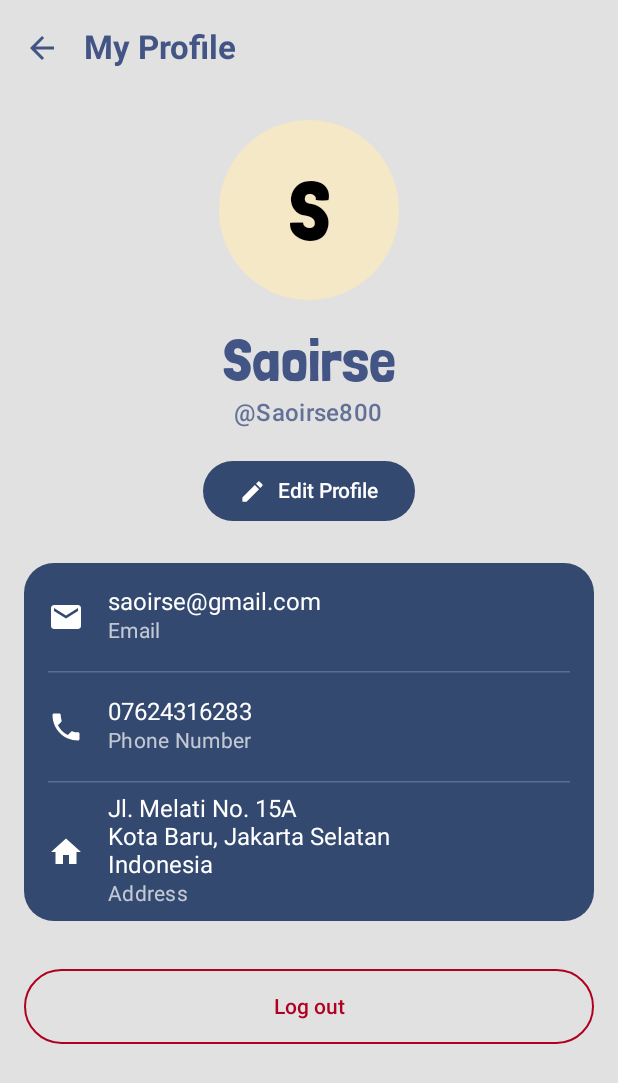
After one commit to frederiksamra/UAS-Pemrograman-Android, an Android app built with Jetpack Compose: the ProfileScreen screen opened through its navigation route, on a phone screen of 412 x 824 dp. The commit adds this screen. Shown: the top 1083 px of the screen. Run offline under Robolectric (Android 15) with nearby library versions, the phone set to English and light mode, and no system bars.

Commit message:
profile screen

```diff
--- a/LaundryGo/app/src/main/java/com/android/laundrygo/navigation/AppNavigationGraph.kt
+++ b/LaundryGo/app/src/main/java/com/android/laundrygo/navigation/AppNavigationGraph.kt
@@ -1,6 +1,9 @@
 package com.android.laundrygo.navigation
 
+import androidx.activity.compose.BackHandler
 import androidx.compose.runtime.Composable
+import androidx.compose.runtime.collectAsState
+import androidx.compose.runtime.getValue
 import androidx.lifecycle.viewmodel.compose.viewModel
 import androidx.navigation.compose.NavHost
 import androidx.navigation.compose.composable
@@ -13,13 +16,16 @@ import com.android.laundrygo.ui.screens.DollScreen
 import com.android.laundrygo.ui.screens.LocationScreen
 import com.android.laundrygo.ui.screens.StartScreen
 import com.android.laundrygo.ui.screens.LoginScreen
+import com.android.laundrygo.ui.screens.ProfileScreen
 import com.android.laundrygo.ui.screens.RegisterScreen
 import com.android.laundrygo.ui.screens.ServiceTypeScreen
 import com.android.laundrygo.ui.screens.ShirtPantsScreen
 import com.android.laundrygo.ui.screens.ShoesScreen
 import com.android.laundrygo.ui.screens.SpecialTreatmentScreen
+import com.android.laundrygo.ui.screens.VoucherScreen
+import androidx.navigation.NavGraph.Companion.findStartDestination
 import com.android.laundrygo.ui.screens.TopUpScreen
-import com.android.laundrygo.ui.screens.VoucherScreen
+import com.android.laundrygo.viewmodel.ProfileViewModel
 
 @Composable
 fun AppNavigationGraph() {
@@ -80,10 +86,15 @@ fun AppNavigationGraph() {
                 onNavigateToLocation = { navController.navigate(Screen.Location.route) },
                 onNavigateToCart = {navController.navigate(Screen.Cart.route)},
                 onNavigateToVoucher = { navController.navigate(Screen.Voucher.route) },
+                onNavigateToProfile = { navController.navigate(Screen.Profile.route) },
                 onNavigateToTopUp = { navController.navigate(Screen.TopUp.route) }
-                // Di sini Anda bisa menambahkan parameter navigasi dari dashboard
-                // ke layar lain, contohnya:
-                // onNavigateToProfile = { navController.navigate("profile") }
+            )
+        }
+
+        // Rute untuk TopUp
+        composable(route = Screen.TopUp.route) {
+            TopUpScreen(
+                onBackClick = { navController.navigateUp() }
             )
         }
 
@@ -143,14 +154,6 @@ fun AppNavigationGraph() {
 
             )
         }
-
-        // Rute untuk TopUp
-        composable(route = Screen.TopUp.route) {
-            TopUpScreen(
-                onBackClick = { navController.navigateUp() }
-            )
-        }
-
         // Rute untuk Cart
         composable(route = Screen.Cart.route) {
             // Membuat instance ViewModel yang terikat pada tujuan navigasi ini
@@ -166,7 +169,7 @@ fun AppNavigationGraph() {
             )
         }
 
-        // Rute untuk VoucherScreen (BARU)
+        // Rute untuk VoucherScreen
         composable(route = Screen.Voucher.route) {
             VoucherScreen(
                 onBackClick = {
@@ -174,5 +177,40 @@ fun AppNavigationGraph() {
                 }
             )
         }
+
+        // Rute untuk ProfileScreen
+        composable(route = Screen.Profile.route) {
+            // DITAMBAHKAN: Ambil instance ViewModel untuk mengakses state
+            val viewModel: ProfileViewModel = viewModel()
+            val isEditMode by viewModel.isEditMode.collectAsState()
+
+            // DITAMBAHKAN: Menangani tombol kembali dari sistem (system back-press)
+            // Handler ini hanya aktif jika isEditMode == true
+            BackHandler(enabled = isEditMode) {
+                // Jika pengguna menekan kembali saat mengedit,
+                // batalkan mode edit, jangan keluar dari layar.
+                viewModel.onCancelEdit()
+            }
+
+            ProfileScreen(
+                // viewModel diteruskan agar BackHandler dan ProfileScreen
+                // menggunakan instance yang sama.
+                viewModel = viewModel,
+                onNavigateBack = {
+                    // Aksi ini hanya akan terpanggil dari dalam ProfileScreen
+                    // jika TIDAK dalam mode edit.
+                    navController.navigateUp()
+                },
+                onLogout = {
+                    // Aksi setelah logout berhasil (tidak berubah)
+                    navController.navigate(Screen.Start.route) {
+                        popUpTo(navController.graph.findStartDestination().id) {
+                            inclusive = true
+                        }
+                        launchSingleTop = true
+                    }
+                }
+            )
+        }
     }
 }
--- a/LaundryGo/app/src/main/java/com/android/laundrygo/navigation/Screen.kt
+++ b/LaundryGo/app/src/main/java/com/android/laundrygo/navigation/Screen.kt
@@ -15,4 +15,5 @@ sealed class Screen(val route: String) {
     data object Cart : Screen("cart_screen")
     data object Voucher : Screen("voucher_screen")
     data object TopUp : Screen("top_up_screen")
+    data object Profile : Screen("profile_screen")
 }
--- /dev/null
+++ b/LaundryGo/app/src/main/java/com/android/laundrygo/ui/screens/ProfileScreen.kt
@@ -0,0 +1,267 @@
+package com.android.laundrygo.ui.screens
+
+import android.widget.Toast
+import androidx.compose.animation.AnimatedVisibility
+import androidx.compose.foundation.BorderStroke
+import androidx.compose.foundation.background
+import androidx.compose.foundation.layout.*
+import androidx.compose.foundation.rememberScrollState
+import androidx.compose.foundation.shape.CircleShape
+import androidx.compose.foundation.verticalScroll
+import androidx.compose.material.icons.Icons
+import androidx.compose.material.icons.automirrored.filled.ArrowBack
+import androidx.compose.material.icons.filled.*
+import androidx.compose.material3.OutlinedTextFieldDefaults
+import androidx.compose.material3.*
+import androidx.compose.runtime.Composable
+import androidx.compose.runtime.LaunchedEffect
+import androidx.compose.runtime.collectAsState
+import androidx.compose.runtime.getValue
+import androidx.compose.ui.Alignment
+import androidx.compose.ui.Modifier
+import androidx.compose.ui.draw.clip
+import androidx.compose.ui.graphics.Color
+import androidx.compose.ui.graphics.vector.ImageVector
+import androidx.compose.ui.platform.LocalContext
+import androidx.compose.ui.tooling.preview.Preview
+import androidx.compose.ui.unit.dp
+import androidx.lifecycle.viewmodel.compose.viewModel
+import com.android.laundrygo.ui.theme.LaundryGoTheme
+import com.android.laundrygo.viewmodel.ProfileEvent
+import com.android.laundrygo.viewmodel.ProfileViewModel
+
+
+@OptIn(ExperimentalMaterial3Api::class)
+@Composable
+fun ProfileScreen(
+    onNavigateBack: () -> Unit,
+    onLogout: () -> Unit,
+    viewModel: ProfileViewModel = viewModel()
+) {
+    // Ambil semua state yang dibutuhkan dari ViewModel
+    val uiState by viewModel.uiState.collectAsState()
+    val isEditMode by viewModel.isEditMode.collectAsState()
+    val editState by viewModel.editState.collectAsState()
+    val context = LocalContext.current
+
+    LaunchedEffect(key1 = true) {
+        viewModel.eventFlow.collect { event ->
+            when (event) {
+                ProfileEvent.NavigateToLogin -> {
+                    Toast.makeText(context, "Anda telah logout", Toast.LENGTH_SHORT).show()
+                    onLogout()
+                }
+            }
+        }
+    }
+
+    Scaffold(
+        containerColor = MaterialTheme.colorScheme.surfaceVariant,
+        topBar = {
+            TopAppBar(
+                title = { Text("My Profile", style = MaterialTheme.typography.titleLarge) },
+                navigationIcon = {
+                    IconButton(onClick = {
+                        // Jika sedang mode edit, jangan langsung kembali, tawarkan untuk batal
+                        if (isEditMode) {
+                            viewModel.onCancelEdit()
+                        } else {
+                            onNavigateBack()
+                        }
+                    }) {
+                        Icon(
+                            imageVector = if (isEditMode) Icons.Default.Close else Icons.AutoMirrored.Filled.ArrowBack,
+                            contentDescription = if (isEditMode) "Cancel Edit" else "Back"
+                        )
+                    }
+                },
+                colors = TopAppBarDefaults.topAppBarColors(
+                    containerColor = Color.Transparent,
+                    titleContentColor = MaterialTheme.colorScheme.onSurfaceVariant,
+                    navigationIconContentColor = MaterialTheme.colorScheme.onSurfaceVariant
+                )
+            )
+        }
+    ) { paddingValues ->
+        Column(
+            modifier = Modifier
+                .fillMaxSize()
+                .padding(paddingValues)
+                .verticalScroll(rememberScrollState()),
+            horizontalAlignment = Alignment.CenterHorizontally
+        ) {
+            Spacer(modifier = Modifier.height(16.dp))
+            ProfileInitialCircle(name = uiState.name)
+            Spacer(modifier = Modifier.height(16.dp))
+
+            // Gunakan TextField saat mode edit untuk NAMA
+            if (isEditMode) {
+                OutlinedTextField(
+                    value = editState.name,
+                    onValueChange = { viewModel.onNameChange(it) },
+                    label = { Text("Nama Lengkap") },
+                    singleLine = true,
+                    modifier = Modifier.padding(horizontal = 16.dp)
+                )
+            } else {
+                Text(
+                    text = uiState.name,
+                    style = MaterialTheme.typography.headlineLarge,
+                    color = MaterialTheme.colorScheme.onSurfaceVariant
+                )
+            }
+            Text( // Username tidak kita buat bisa diedit
+                text = "@${uiState.username}",
+                style = MaterialTheme.typography.titleMedium,
+                color = MaterialTheme.colorScheme.onSurfaceVariant.copy(alpha = 0.8f)
+            )
+            Spacer(modifier = Modifier.height(16.dp))
+
+            // Tampilkan tombol sesuai mode
+            if (isEditMode) {
+                Row(horizontalArrangement = Arrangement.spacedBy(8.dp)) {
+                    Button(onClick = { viewModel.onSaveEdit() }) {
+                        Icon(Icons.Default.Done, contentDescription = "Simpan")
+                        Spacer(Modifier.size(ButtonDefaults.IconSpacing))
+                        Text("Simpan")
+                    }
+                    OutlinedButton(onClick = { viewModel.onCancelEdit() }) {
+                        Text("Batal")
+                    }
+                }
+            } else {
+                Button(onClick = { viewModel.onEnterEditMode() }) {
+                    Icon(Icons.Default.Edit, contentDescription = "Edit Profile", modifier = Modifier.size(ButtonDefaults.IconSize))
+                    Spacer(modifier = Modifier.size(ButtonDefaults.IconSpacing))
+                    Text("Edit Profile")
+                }
+            }
+            Spacer(modifier = Modifier.height(24.dp))
+
+            Card(
+                modifier = Modifier
+                    .fillMaxWidth()
+                    .padding(horizontal = 16.dp),
+                shape = MaterialTheme.shapes.large,
+                colors = CardDefaults.cardColors(
+                    containerColor = MaterialTheme.colorScheme.surface
+                )
+            ) {
+                // ListItem menjadi dinamis
+                ProfileInfoRow(
+                    isEditMode = isEditMode,
+                    icon = Icons.Default.Email,
+                    label = "Email",
+                    value = if (isEditMode) editState.email else uiState.email,
+                    onValueChange = { viewModel.onEmailChange(it) }
+                )
+                HorizontalDivider(color = MaterialTheme.colorScheme.onSurface.copy(alpha = 0.2f), modifier = Modifier.padding(horizontal=16.dp))
+                ProfileInfoRow(
+                    isEditMode = isEditMode,
+                    icon = Icons.Default.Phone,
+                    label = "Phone Number",
+                    value = if (isEditMode) editState.phone else uiState.phone,
+                    onValueChange = { viewModel.onPhoneChange(it) }
+                )
+                HorizontalDivider(color = MaterialTheme.colorScheme.onSurface.copy(alpha = 0.2f), modifier = Modifier.padding(horizontal=16.dp))
+                ProfileInfoRow(
+                    isEditMode = isEditMode,
+                    icon = Icons.Default.Home,
+                    label = "Address",
+                    value = if (isEditMode) editState.address else uiState.address,
+                    onValueChange = { viewModel.onAddressChange(it) },
+                    singleLine = false
+                )
+            }
+
+            Spacer(modifier = Modifier.height(32.dp))
+
+            // Tombol logout hanya tampil saat tidak sedang mode edit
+            AnimatedVisibility(!isEditMode) {
+                OutlinedButton(
+                    onClick = { viewModel.logout() },
+                    modifier = Modifier
+                        .padding(horizontal = 16.dp)
+                        .fillMaxWidth()
+                        .height(50.dp),
+                    border = BorderStroke(1.dp, MaterialTheme.colorScheme.error)
+                ) {
+                    Text(text = "Log out", color = MaterialTheme.colorScheme.error)
+                }
+            }
+            Spacer(modifier = Modifier.height(40.dp))
+        }
+    }
+}
+
+@Composable
+private fun ProfileInfoRow(
+    isEditMode: Boolean,
+    icon: ImageVector,
+    label: String,
+    value: String,
+    onValueChange: (String) -> Unit,
+    singleLine: Boolean = true
+) {
+    if (isEditMode) {
+        // Tampilan saat mode edit: TextField di dalam padding
+        OutlinedTextField(
+            value = value,
+            onValueChange = onValueChange,
+            label = { Text(label) },
+            leadingIcon = { Icon(icon, contentDescription = label) },
+            modifier = Modifier
+                .fillMaxWidth()
+                .padding(horizontal = 16.dp, vertical = 8.dp),
+            singleLine = singleLine
+        )
+    } else {
+        // Tampilan normal: ListItem
+        ListItem(
+            headlineContent = { Text(value) },
+            supportingContent = { Text(label) },
+            leadingContent = {
+                Icon(
+                    imageVector = icon,
+                    contentDescription = label
+                    // `tint` sudah dihapus, ListItem akan memberinya warna secara otomatis
+                )
+            },
+            colors = themedListItemColors()
+        )
+    }
+}
+
+@Composable
+private fun ProfileInitialCircle(name: String, modifier: Modifier = Modifier) {
+    val initial = name.firstOrNull()?.uppercase() ?: ""
+    Box(
+        modifier = modifier
+            .size(120.dp)
+            .clip(CircleShape)
+            .background(MaterialTheme.colorScheme.primaryContainer),
+        contentAlignment = Alignment.Center
+    ) {
+        Text(
+            text = initial,
+            style = MaterialTheme.typography.displayLarge,
+            color = MaterialTheme.colorScheme.onPrimaryContainer
+        )
+    }
+}
+
+@Composable
+private fun themedListItemColors() = ListItemDefaults.colors(
+    containerColor = Color.Transparent,
+    headlineColor = MaterialTheme.colorScheme.onSurface,
+    supportingColor = MaterialTheme.colorScheme.onSurface.copy(alpha = 0.7f),
+    leadingIconColor = MaterialTheme.colorScheme.onSurface
+)
+
+@Preview(showBackground = true, name = "Display Mode")
+@Composable
+fun ProfileScreenPreview() {
+    LaundryGoTheme {
+        ProfileScreen(onNavigateBack = {}, onLogout = {})
+    }
+}
--- a/LaundryGo/app/src/main/java/com/android/laundrygo/ui/theme/Color.kt
+++ b/LaundryGo/app/src/main/java/com/android/laundrygo/ui/theme/Color.kt
@@ -10,6 +10,7 @@ val White = Color(0xFFFFFFFF)
 val BlackText = Color(0xFF000000)
 val Grey = Color(0xFFE1E1E1)
 val RedError = Color(0xFFB00020)
+val LightSteelBlue = Color(0xFFDDE7F5)
 
 // Warna Primer untuk Aksi Utama (Tombol, Teks Penting)
 val AppPrimaryColor = Color(0xFF344970)
--- a/LaundryGo/app/src/main/java/com/android/laundrygo/ui/theme/Theme.kt
+++ b/LaundryGo/app/src/main/java/com/android/laundrygo/ui/theme/Theme.kt
@@ -18,6 +18,11 @@ private val LightColorScheme = lightColorScheme(
     onPrimary = White,
     primaryContainer = Cream,
     onPrimaryContainer = BlackText,
+
+    // --- BAGIAN INI DIUBAH ---
+    secondary = LightSteelBlue, // Latar belakang profil sekarang biru muda
+    onSecondary = DarkBlue,     // Teks & ikon di atasnya tetap Biru Tua
+
     background = White,
     onBackground = DarkBlueText,
     surface = DarkBlue,
--- /dev/null
+++ b/LaundryGo/app/src/main/java/com/android/laundrygo/viewmodel/ProfileViewModel.kt
@@ -0,0 +1,86 @@
+package com.android.laundrygo.viewmodel
+
+import androidx.lifecycle.ViewModel
+import androidx.lifecycle.viewModelScope
+import kotlinx.coroutines.flow.MutableSharedFlow
+import kotlinx.coroutines.flow.MutableStateFlow
+import kotlinx.coroutines.flow.asSharedFlow
+import kotlinx.coroutines.flow.asStateFlow
+import kotlinx.coroutines.flow.update
+import kotlinx.coroutines.launch
+
+// Data class untuk state utama, tidak berubah
+data class ProfileUiState(
+    val name: String = "Saoirse",
+    val username: String = "Saoirse800",
+    val email: String = "saoirse@gmail.com",
+    val phone: String = "07624316283",
+    val address: String = "Jl. Melati No. 15A\nKota Baru, Jakarta Selatan\nIndonesia"
+)
+
+sealed interface ProfileEvent {
+    data object NavigateToLogin : ProfileEvent
+}
+
+class ProfileViewModel : ViewModel() {
+
+    // State utama yang menampilkan data (tidak akan diubah selama mode edit)
+    private val _uiState = MutableStateFlow(ProfileUiState())
+    val uiState = _uiState.asStateFlow()
+
+    // DITAMBAHKAN: State untuk melacak mode edit
+    private val _isEditMode = MutableStateFlow(false)
+    val isEditMode = _isEditMode.asStateFlow()
+
+    // DITAMBAHKAN: State untuk menampung data yang sedang diedit pengguna
+    private val _editState = MutableStateFlow(ProfileUiState())
+    val editState = _editState.asStateFlow()
+
+    private val _eventFlow = MutableSharedFlow<ProfileEvent>()
+    val eventFlow = _eventFlow.asSharedFlow()
+
+
+    // DITAMBAHKAN: Fungsi untuk masuk ke mode edit
+    fun onEnterEditMode() {
+        // Salin data saat ini dari uiState ke editState
+        _editState.value = _uiState.value
+        _isEditMode.value = true
+    }
+
+    // DITAMBAHKAN: Fungsi untuk membatalkan editan
+    fun onCancelEdit() {
+        _isEditMode.value = false
+    }
+
+    // DITAMBAHKAN: Fungsi untuk menyimpan perubahan
+    fun onSaveEdit() {
+        // Di aplikasi nyata, di sini Anda akan memanggil API/Database untuk menyimpan data
+        // dari _editState.value.
+
+        // Setelah berhasil menyimpan, update state utama (_uiState)
+        _uiState.value = _editState.value
+
+        // Keluar dari mode edit
+        _isEditMode.value = false
+    }
+
+    // DITAMBAHKAN: Fungsi untuk mengupdate setiap field di editState
+    fun onNameChange(newName: String) {
+        _editState.update { it.copy(name = newName) }
+    }
+    fun onEmailChange(newEmail: String) {
+        _editState.update { it.copy(email = newEmail) }
+    }
+    fun onPhoneChange(newPhone: String) {
+        _editState.update { it.copy(phone = newPhone) }
+    }
+    fun onAddressChange(newAddress: String) {
+        _editState.update { it.copy(address = newAddress) }
+    }
+
+    fun logout() {
+        viewModelScope.launch {
+            _eventFlow.emit(ProfileEvent.NavigateToLogin)
+        }
+    }
+}
```
Also changed, not shown: LaundryGo/app/build.gradle.kts (+4 -4 lines), LaundryGo/app/src/main/java/com/android/laundrygo/ui/screens/DashboardScreen.kt (+16 -11 lines), LaundryGo/gradle/libs.versions.toml (+4 -4 lines).
